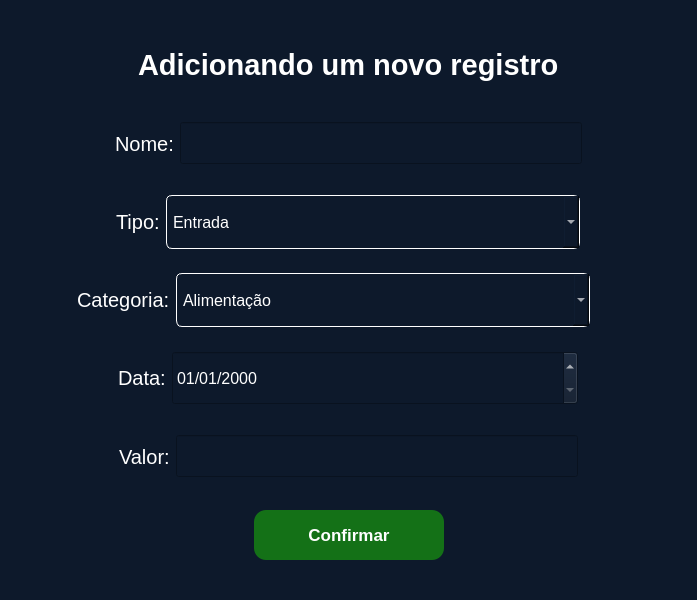
First picture: the form in ui/new_transaction.ui, repository kawlu/Atlas-Finance, before the edit.
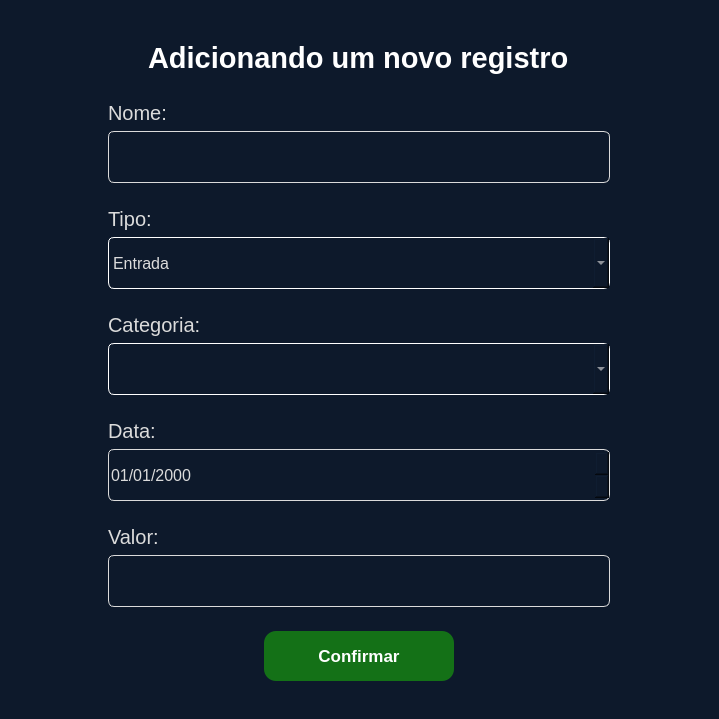
Second picture: the form after the edit. Icons and pictures are not drawn.

The edit to the form file:
```diff
--- a/ui/new_transaction.ui
+++ b/ui/new_transaction.ui
@@ -6,10 +6,16 @@
    <rect>
     <x>0</x>
     <y>0</y>
-    <width>697</width>
-    <height>600</height>
+    <width>719</width>
+    <height>719</height>
    </rect>
   </property>
+  <property name="sizePolicy">
+   <sizepolicy hsizetype="Minimum" vsizetype="Minimum">
+    <horstretch>0</horstretch>
+    <verstretch>0</verstretch>
+   </sizepolicy>
+  </property>
   <property name="minimumSize">
    <size>
     <width>600</width>
@@ -27,6 +33,22 @@
    <string notr="true">background-color: #0D192B;</string>
   </property>
   <layout class="QHBoxLayout" name="horizontalLayout">
+   <item>
+    <spacer name="horizontalSpacer_2">
+     <property name="orientation">
+      <enum>Qt::Horizontal</enum>
+     </property>
+     <property name="sizeType">
+      <enum>QSizePolicy::Maximum</enum>
+     </property>
+     <property name="sizeHint" stdset="0">
+      <size>
+       <width>40</width>
+       <height>20</height>
+      </size>
+     </property>
+    </spacer>
+   </item>
    <item>
     <widget class="QFrame" name="frame">
      <property name="styleSheet">
@@ -39,7 +61,23 @@
      <property name="frameShadow">
       <enum>QFrame::Raised</enum>
      </property>
-     <layout class="QVBoxLayout" name="verticalLayout_2">
+     <layout class="QHBoxLayout" name="horizontalLayout_2">
+      <item>
+       <spacer name="horizontalSpacer_5">
+        <property name="orientation">
+         <enum>Qt::Horizontal</enum>
+        </property>
+        <property name="sizeType">
+         <enum>QSizePolicy::Maximum</enum>
+        </property>
+        <property name="sizeHint" stdset="0">
+         <size>
+          <width>40</width>
+          <height>20</height>
+         </size>
+        </property>
+       </spacer>
+      </item>
       <item>
        <widget class="QFrame" name="frame_4">
         <property name="styleSheet">
@@ -61,21 +99,14 @@
             <enum>QFrame::Raised</enum>
            </property>
            <layout class="QHBoxLayout" name="horizontalLayout_8">
-            <item>
-             <spacer name="horizontalSpacer_3">
-              <property name="orientation">
-               <enum>Qt::Horizontal</enum>
-              </property>
-              <property name="sizeHint" stdset="0">
-               <size>
-                <width>40</width>
-                <height>20</height>
-               </size>
-              </property>
-             </spacer>
-            </item>
             <item>
              <widget class="QLabel" name="lbl_Titulo">
+              <property name="sizePolicy">
+               <sizepolicy hsizetype="Maximum" vsizetype="Preferred">
+                <horstretch>0</horstretch>
+                <verstretch>0</verstretch>
+               </sizepolicy>
+              </property>
               <property name="font">
                <font>
                 <pointsize>22</pointsize>
@@ -91,24 +122,17 @@
               </property>
              </widget>
             </item>
-            <item>
-             <spacer name="horizontalSpacer_4">
-              <property name="orientation">
-               <enum>Qt::Horizontal</enum>
-              </property>
-              <property name="sizeHint" stdset="0">
-               <size>
-                <width>40</width>
-                <height>20</height>
-               </size>
-              </property>
-             </spacer>
-            </item>
            </layout>
           </widget>
          </item>
          <item>
           <widget class="QFrame" name="frame_9">
+           <property name="sizePolicy">
+            <sizepolicy hsizetype="Minimum" vsizetype="Minimum">
+             <horstretch>0</horstretch>
+             <verstretch>0</verstretch>
+            </sizepolicy>
+           </property>
            <property name="styleSheet">
             <string notr="true">
 
@@ -120,25 +144,15 @@
            <property name="frameShadow">
             <enum>QFrame::Raised</enum>
            </property>
-           <layout class="QHBoxLayout" name="horizontalLayout_2">
-            <item>
-             <spacer name="horizontalSpacer">
-              <property name="orientation">
-               <enum>Qt::Horizontal</enum>
-              </property>
-              <property name="sizeType">
-               <enum>QSizePolicy::Maximum</enum>
-              </property>
-              <property name="sizeHint" stdset="0">
-               <size>
-                <width>100</width>
-                <height>20</height>
-               </size>
-              </property>
-             </spacer>
-            </item>
+           <layout class="QVBoxLayout" name="verticalLayout">
             <item>
              <widget class="QLabel" name="lbl_Nome">
+              <property name="sizePolicy">
+               <sizepolicy hsizetype="Maximum" vsizetype="Preferred">
+                <horstretch>0</horstretch>
+                <verstretch>0</verstretch>
+               </sizepolicy>
+              </property>
               <property name="font">
                <font>
                 <pointsize>15</pointsize>
@@ -147,8 +161,7 @@
                </font>
               </property>
               <property name="styleSheet">
-               <string notr="true">color: rgb(13, 25, 43);
-color: white;</string>
+               <string notr="true">color: rgb(219, 219, 219);</string>
               </property>
               <property name="text">
                <string>Nome:</string>
@@ -158,21 +171,21 @@
             <item>
              <widget class="QLineEdit" name="input_Nome">
               <property name="sizePolicy">
-               <sizepolicy hsizetype="Maximum" vsizetype="Fixed">
+               <sizepolicy hsizetype="Minimum" vsizetype="Minimum">
                 <horstretch>0</horstretch>
                 <verstretch>0</verstretch>
                </sizepolicy>
               </property>
               <property name="minimumSize">
                <size>
-                <width>402</width>
-                <height>42</height>
+                <width>502</width>
+                <height>52</height>
                </size>
               </property>
               <property name="maximumSize">
                <size>
-                <width>402</width>
-                <height>42</height>
+                <width>502</width>
+                <height>52</height>
                </size>
               </property>
               <property name="font">
@@ -181,60 +194,58 @@
                </font>
               </property>
               <property name="styleSheet">
-               <string notr="true">min-width: 400px;
-color: white;
-min-height: 40px;
-max-width: 400px;
-max-height: 40px;</string>
+               <string notr="true">QLineEdit{
+	color: rgb(219, 219, 219);
+	min-height: 50px;
+	max-height: 50px;
+	min-width:500px;
+	max-width:500px;
+	border: 1px solid rgb(219, 219, 219);;
+	border-radius: 6px;
+}
+
+QLineEdit:hover{
+	color: rgb(219, 219, 219);
+	min-height: 40px;
+	max-height: 40px;
+	min-width:500px;
+	max-width:500px;
+	border: 1px solid rgb(219, 219, 219);;
+	border-radius: 6px;
+	background-color: #081221
+}</string>
+              </property>
+              <property name="alignment">
+               <set>Qt::AlignLeading|Qt::AlignLeft|Qt::AlignVCenter</set>
               </property>
              </widget>
             </item>
-            <item>
-             <spacer name="horizontalSpacer_2">
-              <property name="orientation">
-               <enum>Qt::Horizontal</enum>
-              </property>
-              <property name="sizeType">
-               <enum>QSizePolicy::Maximum</enum>
-              </property>
-              <property name="sizeHint" stdset="0">
-               <size>
-                <width>100</width>
-                <height>20</height>
-               </size>
-              </property>
-             </spacer>
-            </item>
            </layout>
           </widget>
          </item>
          <item>
           <widget class="QFrame" name="frame_8">
+           <property name="sizePolicy">
+            <sizepolicy hsizetype="Minimum" vsizetype="Minimum">
+             <horstretch>0</horstretch>
+             <verstretch>0</verstretch>
+            </sizepolicy>
+           </property>
            <property name="frameShape">
             <enum>QFrame::NoFrame</enum>
            </property>
            <property name="frameShadow">
             <enum>QFrame::Raised</enum>
            </property>
-           <layout class="QHBoxLayout" name="horizontalLayout_3">
-            <item>
-             <spacer name="horizontalSpacer_5">
-              <property name="orientation">
-               <enum>Qt::Horizontal</enum>
-              </property>
-              <property name="sizeType">
-               <enum>QSizePolicy::Maximum</enum>
-              </property>
-              <property name="sizeHint" stdset="0">
-               <size>
-                <width>100</width>
-                <height>20</height>
-               </size>
-              </property>
-             </spacer>
-            </item>
+           <layout class="QVBoxLayout" name="verticalLayout_3">
             <item>
              <widget class="QLabel" name="lbl_Tipo">
+              <property name="sizePolicy">
+               <sizepolicy hsizetype="Maximum" vsizetype="Preferred">
+                <horstretch>0</horstretch>
+                <verstretch>0</verstretch>
+               </sizepolicy>
+              </property>
               <property name="font">
                <font>
                 <pointsize>15</pointsize>
@@ -243,7 +254,7 @@
                </font>
               </property>
               <property name="styleSheet">
-               <string notr="true">color: white;</string>
+               <string notr="true">color: rgb(219, 219, 219);</string>
               </property>
               <property name="text">
                <string>Tipo:</string>
@@ -253,21 +264,21 @@
             <item>
              <widget class="QComboBox" name="cbox_Tipo">
               <property name="sizePolicy">
-               <sizepolicy hsizetype="Maximum" vsizetype="Fixed">
+               <sizepolicy hsizetype="Minimum" vsizetype="Minimum">
                 <horstretch>0</horstretch>
                 <verstretch>0</verstretch>
                </sizepolicy>
               </property>
               <property name="minimumSize">
                <size>
-                <width>414</width>
-                <height>54</height>
+                <width>502</width>
+                <height>52</height>
                </size>
               </property>
               <property name="maximumSize">
                <size>
-                <width>414</width>
-                <height>104</height>
+                <width>502</width>
+                <height>52</height>
                </size>
               </property>
               <property name="font">
@@ -278,24 +289,36 @@
               <property name="styleSheet">
                <string notr="true">QComboBox {
     background-color: #0D192B;
-    color: white;
+    color: #DBDBDB;
     border: 1px solid white;
     border-radius: 6px;
-    padding: 6px;
-    min-width: 400px;
-    min-height: 40px;
-    max-width: 400px;
-    max-height: 90px;
+	min-height: 50px;
+	max-height: 50px;
+	min-width:500px;
+	max-width:500px;
 }
 
-
-
 QComboBox QAbstractItemView {
-    background-color: #0D192B;       /* Fundo da lista */
-    color: white;                    /* Cor do texto das opções */
-    selection-background-color: #2E3B55; /* Cor de fundo quando selecionado */
-    selection-color: white;          /* Cor do texto selecionado */
+    selection-color: #0D192B;
     border: 1px solid #2E3B55;
+	border-radius:6px;
+	background-color: #DBDBDB;
+    color: rgb(13, 25, 43);
+    min-width: 100px;  /* &lt;-- isso evita o corte */
+    padding: 5px;
+    selection-background-color:#C9C9C9;
+	color: rgb(13, 25, 43);
+}
+
+QComboBox:hover{
+    color: #DBDBDB;
+    border: 1px solid white;
+    border-radius: 6px;
+	min-height: 50px;
+	max-height: 50px;
+	min-width:500px;
+	max-width:500px;
+	background-color: #081221
 }</string>
               </property>
               <item>
@@ -310,52 +333,32 @@
               </item>
              </widget>
             </item>
-            <item>
-             <spacer name="horizontalSpacer_6">
-              <property name="orientation">
-               <enum>Qt::Horizontal</enum>
-              </property>
-              <property name="sizeType">
-               <enum>QSizePolicy::Maximum</enum>
-              </property>
-              <property name="sizeHint" stdset="0">
-               <size>
-                <width>100</width>
-                <height>20</height>
-               </size>
-              </property>
-             </spacer>
-            </item>
            </layout>
           </widget>
          </item>
          <item>
           <widget class="QFrame" name="frame_7">
+           <property name="sizePolicy">
+            <sizepolicy hsizetype="Minimum" vsizetype="Minimum">
+             <horstretch>0</horstretch>
+             <verstretch>0</verstretch>
+            </sizepolicy>
+           </property>
            <property name="frameShape">
             <enum>QFrame::NoFrame</enum>
            </property>
            <property name="frameShadow">
             <enum>QFrame::Raised</enum>
            </property>
-           <layout class="QHBoxLayout" name="horizontalLayout_4">
-            <item>
-             <spacer name="horizontalSpacer_7">
-              <property name="orientation">
-               <enum>Qt::Horizontal</enum>
-              </property>
-              <property name="sizeType">
-               <enum>QSizePolicy::Maximum</enum>
-              </property>
-              <property name="sizeHint" stdset="0">
-               <size>
-                <width>70</width>
-                <height>20</height>
-               </size>
-              </property>
-             </spacer>
-            </item>
+           <layout class="QVBoxLayout" name="verticalLayout_5">
             <item>
              <widget class="QLabel" name="lbl_Categoria">
+              <property name="sizePolicy">
+               <sizepolicy hsizetype="Maximum" vsizetype="Preferred">
+                <horstretch>0</horstretch>
+                <verstretch>0</verstretch>
+               </sizepolicy>
+              </property>
               <property name="font">
                <font>
                 <pointsize>15</pointsize>
@@ -364,7 +367,7 @@
                </font>
               </property>
               <property name="styleSheet">
-               <string notr="true">color: white;</string>
+               <string notr="true">color: rgb(219, 219, 219);</string>
               </property>
               <property name="text">
                <string>Categoria:</string>
@@ -374,21 +377,21 @@
             <item>
              <widget class="QComboBox" name="cbox_Categoria">
               <property name="sizePolicy">
-               <sizepolicy hsizetype="Preferred" vsizetype="Fixed">
+               <sizepolicy hsizetype="Minimum" vsizetype="Minimum">
                 <horstretch>0</horstretch>
                 <verstretch>0</verstretch>
                </sizepolicy>
               </property>
               <property name="minimumSize">
                <size>
-                <width>414</width>
-                <height>54</height>
+                <width>502</width>
+                <height>52</height>
                </size>
               </property>
               <property name="maximumSize">
                <size>
-                <width>414</width>
-                <height>104</height>
+                <width>502</width>
+                <height>52</height>
                </size>
               </property>
               <property name="font">
@@ -399,107 +402,66 @@
               <property name="styleSheet">
                <string notr="true">QComboBox {
     background-color: #0D192B;
-    color: white;
+    color: #DBDBDB;
     border: 1px solid white;
     border-radius: 6px;
-    padding: 6px;
-    min-width: 400px;
-    min-height: 40px;
-    max-width: 400px;
-    max-height: 90px;
+	min-height: 50px;
+	max-height: 50px;
+	min-width:500px;
+	max-width:500px;
 }
 
 QComboBox QAbstractItemView {
-    background-color: #0D192B;       /* Fundo da lista */
-    color: white;                    /* Cor do texto das opções */
-    selection-background-color: #2E3B55; /* Cor de fundo quando selecionado */
-    selection-color: white;          /* Cor do texto selecionado */
+    selection-color: #0D192B;
     border: 1px solid #2E3B55;
+	border-radius:6px;
+	background-color: #DBDBDB;
+    color: rgb(13, 25, 43);
+    min-width: 100px;  /* &lt;-- isso evita o corte */
+    padding: 5px;
+    selection-background-color:#C9C9C9;
+	color: rgb(13, 25, 43);
+}
+
+QComboBox:hover{
+    color: #DBDBDB;
+    border: 1px solid white;
+    border-radius: 6px;
+	min-height: 50px;
+	max-height: 50px;
+	min-width:500px;
+	max-width:500px;
+	background-color: #081221
 }</string>
               </property>
-              <item>
-               <property name="text">
-                <string>Alimentação</string>
-               </property>
-              </item>
-              <item>
-               <property name="text">
-                <string>Contas</string>
-               </property>
-              </item>
-              <item>
-               <property name="text">
-                <string>Estudo</string>
-               </property>
-              </item>
-              <item>
-               <property name="text">
-                <string>Lazer</string>
-               </property>
-              </item>
-              <item>
-               <property name="text">
-                <string>Saúde</string>
-               </property>
-              </item>
-              <item>
-               <property name="text">
-                <string>Outros</string>
-               </property>
-              </item>
-              <item>
-               <property name="text">
-                <string>Transporte</string>
-               </property>
-              </item>
              </widget>
             </item>
-            <item>
-             <spacer name="horizontalSpacer_8">
-              <property name="orientation">
-               <enum>Qt::Horizontal</enum>
-              </property>
-              <property name="sizeType">
-               <enum>QSizePolicy::Maximum</enum>
-              </property>
-              <property name="sizeHint" stdset="0">
-               <size>
-                <width>100</width>
-                <height>20</height>
-               </size>
-              </property>
-             </spacer>
-            </item>
            </layout>
           </widget>
          </item>
          <item>
           <widget class="QFrame" name="frame_6">
+           <property name="sizePolicy">
+            <sizepolicy hsizetype="Minimum" vsizetype="Minimum">
+             <horstretch>0</horstretch>
+             <verstretch>0</verstretch>
+            </sizepolicy>
+           </property>
            <property name="frameShape">
             <enum>QFrame::NoFrame</enum>
            </property>
            <property name="frameShadow">
             <enum>QFrame::Raised</enum>
            </property>
-           <layout class="QHBoxLayout" name="horizontalLayout_5">
-            <item>
-             <spacer name="horizontalSpacer_9">
-              <property name="orientation">
-               <enum>Qt::Horizontal</enum>
-              </property>
-              <property name="sizeType">
-               <enum>QSizePolicy::Maximum</enum>
-              </property>
-              <property name="sizeHint" stdset="0">
-               <size>
-                <width>100</width>
-                <height>20</height>
-               </size>
-              </property>
-             </spacer>
-            </item>
+           <layout class="QVBoxLayout" name="verticalLayout_6">
             <item>
              <widget class="QLabel" name="lbl_Data">
+              <property name="sizePolicy">
+               <sizepolicy hsizetype="Maximum" vsizetype="Preferred">
+                <horstretch>0</horstretch>
+                <verstretch>0</verstretch>
+               </sizepolicy>
+              </property>
               <property name="font">
                <font>
                 <pointsize>15</pointsize>
@@ -508,7 +470,7 @@
                </font>
               </property>
               <property name="styleSheet">
-               <string notr="true">color: white;</string>
+               <string notr="true">color: rgb(219, 219, 219);</string>
               </property>
               <property name="text">
                <string>Data:</string>
@@ -522,14 +484,14 @@
               </property>
               <property name="minimumSize">
                <size>
-                <width>402</width>
-                <height>42</height>
+                <width>502</width>
+                <height>52</height>
                </size>
               </property>
               <property name="maximumSize">
                <size>
-                <width>602</width>
-                <height>702</height>
+                <width>502</width>
+                <height>52</height>
                </size>
               </property>
               <property name="font">
@@ -538,11 +500,28 @@
                </font>
               </property>
               <property name="styleSheet">
-               <string notr="true">min-width: 400px;
-color: white;
-min-height: 40px;
-max-width: 600px;
-max-height: 700px;</string>
+               <string notr="true">QDateEdit {
+    background-color: #0D192B;
+	border: 1px solid #DBDBDB;
+	border-radius: 6px;
+	color: #DBDBDB;
+	min-height: 50px;
+	max-height: 50px;
+	min-width:500px;
+	max-width:500px;
+}
+
+QDateEdit:hover{
+	border: 1px solid #DBDBDB;
+	border-radius: 6px;
+	color: #DBDBDB;
+	min-height: 50px;
+	max-height: 50px;
+	min-width:500px;
+	max-width:500px;
+	background-color: #081221
+}
+</string>
               </property>
               <property name="displayFormat">
                <string>dd/MM/yyyy</string>
@@ -552,52 +531,32 @@
               </property>
              </widget>
             </item>
-            <item>
-             <spacer name="horizontalSpacer_10">
-              <property name="orientation">
-               <enum>Qt::Horizontal</enum>
-              </property>
-              <property name="sizeType">
-               <enum>QSizePolicy::Maximum</enum>
-              </property>
-              <property name="sizeHint" stdset="0">
-               <size>
-                <width>100</width>
-                <height>20</height>
-               </size>
-              </property>
-             </spacer>
-            </item>
            </layout>
           </widget>
          </item>
          <item>
           <widget class="QFrame" name="frame_5">
+           <property name="sizePolicy">
+            <sizepolicy hsizetype="Minimum" vsizetype="Minimum">
+             <horstretch>0</horstretch>
+             <verstretch>0</verstretch>
+            </sizepolicy>
+           </property>
            <property name="frameShape">
             <enum>QFrame::NoFrame</enum>
            </property>
            <property name="frameShadow">
             <enum>QFrame::Raised</enum>
            </property>
-           <layout class="QHBoxLayout" name="horizontalLayout_6">
-            <item>
-             <spacer name="horizontalSpacer_11">
-              <property name="orientation">
-               <enum>Qt::Horizontal</enum>
-              </property>
-              <property name="sizeType">
-               <enum>QSizePolicy::Maximum</enum>
-              </property>
-              <property name="sizeHint" stdset="0">
-               <size>
-                <width>100</width>
-                <height>20</height>
-               </size>
-              </property>
-             </spacer>
-            </item>
+           <layout class="QVBoxLayout" name="verticalLayout_8">
             <item>
              <widget class="QLabel" name="lbl_Valor">
+              <property name="sizePolicy">
+               <sizepolicy hsizetype="Maximum" vsizetype="Preferred">
+                <horstretch>0</horstretch>
+                <verstretch>0</verstretch>
+               </sizepolicy>
+              </property>
               <property name="font">
                <font>
                 <pointsize>15</pointsize>
@@ -606,7 +565,7 @@
                </font>
               </property>
               <property name="styleSheet">
-               <string notr="true">color: white;</string>
+               <string notr="true">color: rgb(219, 219, 219);</string>
               </property>
               <property name="text">
                <string>Valor:</string>
@@ -615,16 +574,22 @@
             </item>
             <item>
              <widget class="QLineEdit" name="input_Valor">
+              <property name="sizePolicy">
+               <sizepolicy hsizetype="Minimum" vsizetype="Fixed">
+                <horstretch>0</horstretch>
+                <verstretch>0</verstretch>
+               </sizepolicy>
+              </property>
               <property name="minimumSize">
                <size>
-                <width>402</width>
-                <height>42</height>
+                <width>502</width>
+                <height>52</height>
                </size>
               </property>
               <property name="maximumSize">
                <size>
-                <width>402</width>
-                <height>42</height>
+                <width>502</width>
+                <height>52</height>
                </size>
               </property>
               <property name="font">
@@ -633,30 +598,29 @@
                </font>
               </property>
               <property name="styleSheet">
-               <string notr="true">min-width: 400px;
-color: white;
-min-height: 40px;
-max-width: 400px;
-max-height: 40px;</string>
+               <string notr="true">QLineEdit{
+	color: rgb(219, 219, 219);
+	min-height: 50px;
+	max-height: 50px;
+	min-width:500px;
+	max-width:500px;
+	border: 1px solid rgb(219, 219, 219);;
+	border-radius: 6px;
+}
+
+QLineEdit:hover{
+	color: rgb(219, 219, 219);
+	min-height: 40px;
+	max-height: 40px;
+	min-width:500px;
+	max-width:500px;
+	border: 1px solid rgb(219, 219, 219);;
+	border-radius: 6px;
+	background-color: #081221
+}</string>
               </property>
              </widget>
             </item>
-            <item>
-             <spacer name="horizontalSpacer_12">
-              <property name="orientation">
-               <enum>Qt::Horizontal</enum>
-              </property>
-              <property name="sizeType">
-               <enum>QSizePolicy::Maximum</enum>
-              </property>
-              <property name="sizeHint" stdset="0">
-               <size>
-                <width>100</width>
-                <height>20</height>
-               </size>
-              </property>
-             </spacer>
-            </item>
            </layout>
           </widget>
          </item>
@@ -695,15 +659,26 @@
                <cursorShape>PointingHandCursor</cursorShape>
               </property>
               <property name="styleSheet">
-               <string notr="true">background-color: rgb(20, 113, 23);
-color: rgb(255, 255, 255);
-color: rgb(255, 255, 255);
-padding: 10px 20px;
-border-radius: 12px;
-min-width: 150px;
-min-height: 30px;
-font-weight: bold;
-</string>
+               <string notr="true">QPushButton{
+	background-color: #147117;
+	color: rgb(255, 255, 255);
+	color: rgb(255, 255, 255);
+	padding: 10px 20px;
+	border-radius: 12px;
+	min-width: 150px;
+	min-height: 30px;
+	font-weight: bold;
+}
+
+QPushButton:hover {
+	background-color: #116514;
+	padding-top: 12px;
+}
+                          
+QPushButton:pressed {
+	 background-color: #0D570F;
+	padding-top: 14px;
+}</string>
               </property>
               <property name="text">
                <string>Confirmar</string>
@@ -729,9 +704,41 @@
         </layout>
        </widget>
       </item>
+      <item>
+       <spacer name="horizontalSpacer_6">
+        <property name="orientation">
+         <enum>Qt::Horizontal</enum>
+        </property>
+        <property name="sizeType">
+         <enum>QSizePolicy::Maximum</enum>
+        </property>
+        <property name="sizeHint" stdset="0">
+         <size>
+          <width>40</width>
+          <height>20</height>
+         </size>
+        </property>
+       </spacer>
+      </item>
      </layout>
     </widget>
    </item>
+   <item>
+    <spacer name="horizontalSpacer">
+     <property name="orientation">
+      <enum>Qt::Horizontal</enum>
+     </property>
+     <property name="sizeType">
+      <enum>QSizePolicy::Maximum</enum>
+     </property>
+     <property name="sizeHint" stdset="0">
+      <size>
+       <width>40</width>
+       <height>20</height>
+      </size>
+     </property>
+    </spacer>
+   </item>
   </layout>
  </widget>
  <resources/>
```
Left out of the diff: 16 changed lines with no effect on the pictures.
